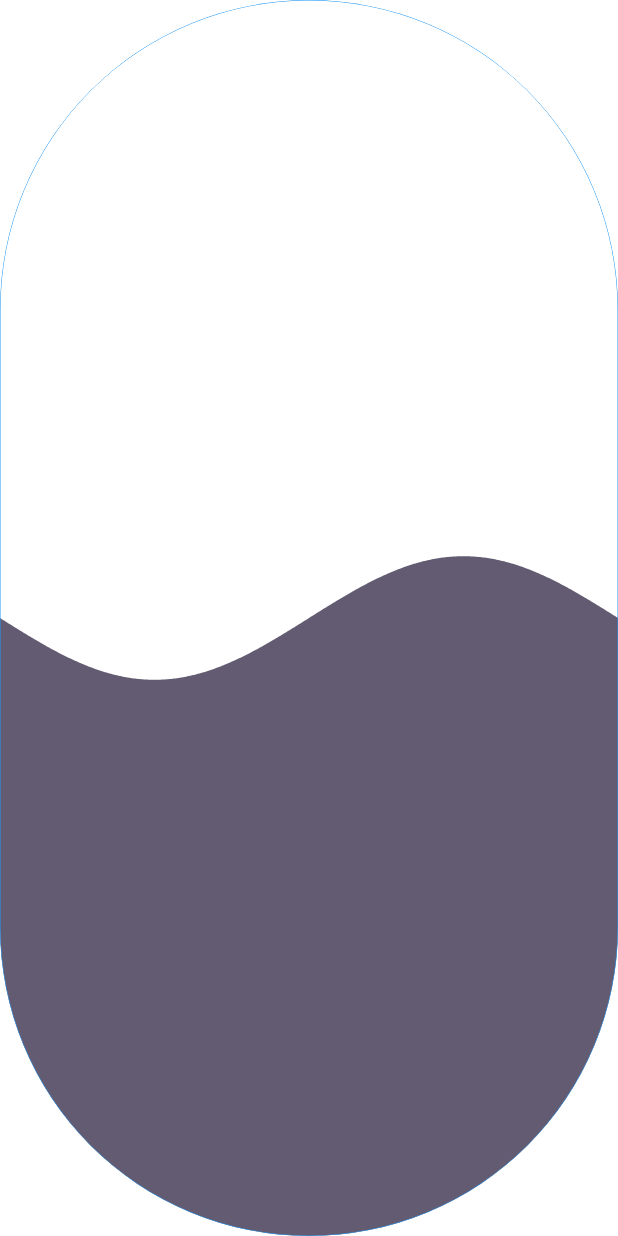
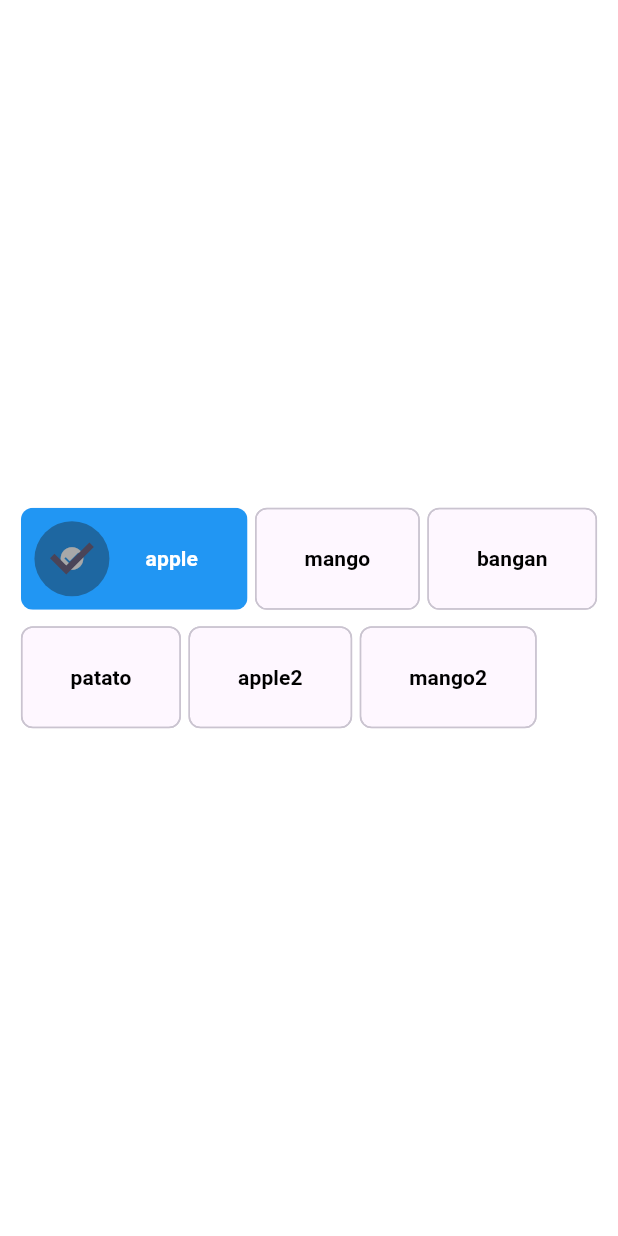
Before and after one commit to Ferdaus0001/Online-Learning-App-Desing, a Flutter app: the screen it shows after launch, on a phone screen of 412 x 824 dp. Run offline on Flutter 3.47's test engine with Material 3 defaults, Android fonts, the phone set to English and light mode, and no system bars; our stand-ins replace introduction_screen, liquid_progress_indicator_v2, liquid_swipe.

Commit message:
add all animagtion

```diff
--- /dev/null
+++ b/lib/future/warp_widget/presentationj/wirp_screen.dart
@@ -0,0 +1,65 @@
+import 'package:flutter/material.dart';
+
+class WirpScreen extends StatefulWidget {
+  const WirpScreen({super.key});
+
+  @override
+  State<WirpScreen> createState() => _WirpScreenState();
+}
+
+class _WirpScreenState extends State<WirpScreen> {
+  int seleat = 0; // সিলেক্টেড অপশনের ইনডেক্স
+  final List<String> options = [
+    'apple',
+    'mango',
+    'bangan',
+    'patato',
+    'apple2',
+    'mango2',
+  ];
+
+  @override
+  Widget build(BuildContext context) {
+    return Scaffold(
+      backgroundColor: Colors.white,
+      body: Padding(
+        padding: const EdgeInsets.symmetric(vertical: 22, horizontal: 11),
+        child: Center(
+          child: Column(
+            crossAxisAlignment: CrossAxisAlignment.start,
+            mainAxisAlignment: MainAxisAlignment.center,
+            children: [
+              Wrap(
+                spacing: 5,
+                runSpacing: 11,
+                children: List<Widget>.generate(options.length, (int index) {
+                  return ChoiceChip(
+                    avatar: seleat == index ? const Icon(Icons.check_circle, color: Colors.white) : null,
+                    label: Padding(
+                      padding: const EdgeInsets.symmetric(vertical: 15, horizontal: 16),
+                      child: Text(
+                        options[index],
+                        style: TextStyle(
+                          fontWeight: FontWeight.bold,
+                          fontSize: 14,
+                          color: seleat == index ? Colors.white : Colors.black,
+                        ),
+                      ),
+                    ),
+                    selected: seleat == index,
+                    selectedColor: Colors.blue,
+                    onSelected: (bool selected) {
+                      setState(() {
+                        seleat = selected ? index : seleat;
+                      });
+                    },
+                  );
+                }),
+              ),
+            ],
+          ),
+        ),
+      ),
+    );
+  }
+}
--- a/lib/main.dart
+++ b/lib/main.dart
@@ -3,10 +3,12 @@ import 'package:flutter/cupertino.dart';
 import 'package:flutter/material.dart';
 import 'package:my_poject/future/auth/presentation/login_screen.dart';
 
+import 'future/lauqud_design/presentation/luqent_design_screen.dart';
 import 'future/linear_gradent/presenation/linear_gradent.dart';
 import 'future/loding/presentation/loding_screen.dart';
 import 'future/onboding/presentation/onboarding_screen.dart';
 import 'future/introduction_screen/introduction_screen.dart';
+import 'future/warp_widget/presentationj/wirp_screen.dart';
 
 
 
@@ -24,7 +26,7 @@ class MyApp extends StatelessWidget {
   Widget build(BuildContext context) {
     return MaterialApp(
       debugShowCheckedModeBanner: false,
-     home:  LodingScreen(),
+     home:  WirpScreen(),
     );
   }
 }
--- a/pubspec.yaml
+++ b/pubspec.yaml
@@ -37,6 +37,7 @@ dependencies:
   onboarding_screen: ^0.0.3
   introduction_screen: ^3.1.14
   liquid_progress_indicator_v2: ^0.5.0
+  liquid_swipe: ^3.1.0
 
 
 dev_dependencies:
```
Also changed, not shown: lib/future/lauqud_design/presentation/luqent_design_screen.dart (added, +27 -0 lines), lib/future/lauqud_design/presentation/widget/page_one_screen.dart (added, +23 -0 lines), lib/future/lauqud_design/presentation/widget/page_three_screen.dart (added, +23 -0 lines), lib/future/lauqud_design/presentation/widget/page_two.dart (added, +23 -0 lines), assets/food1.jpg (added), assets/food2.jpg (added), assets/food3.jpg (added), pubspec.lock.
